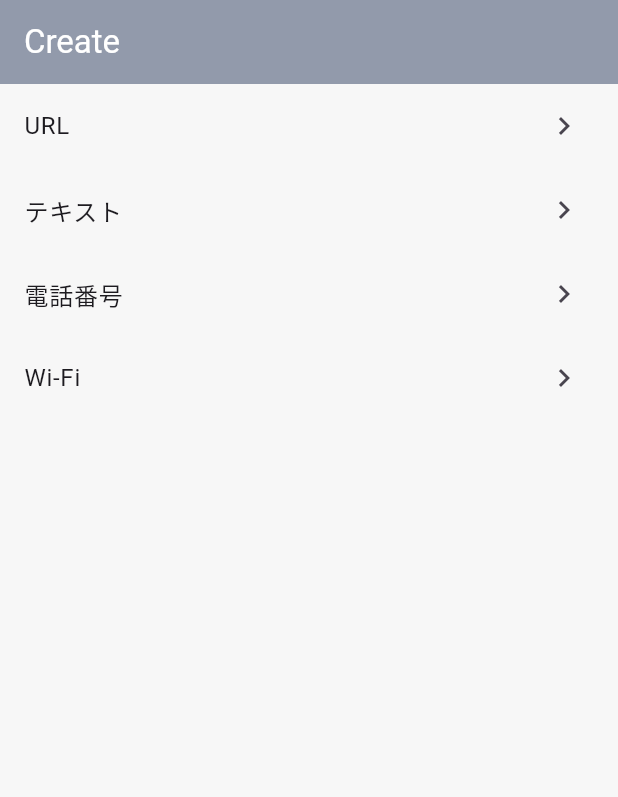
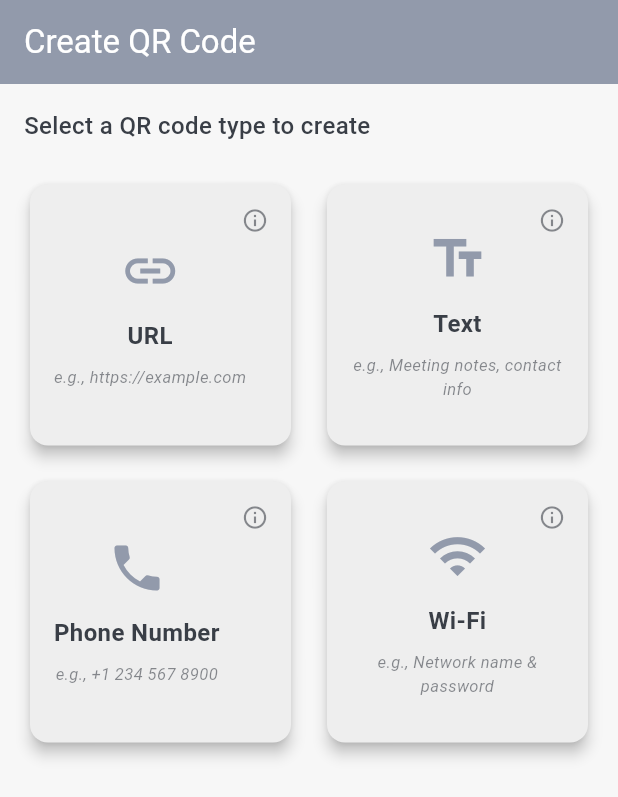
Before and after one commit to NaimiNafis/qr_scanner_app, a Flutter app: the CreatorScreen screen opened directly, on a phone screen of 412 x 824 dp. Shown: the top 797 px of the screen. Run offline on Flutter 3.47's test engine with Material 3 defaults, Android fonts, the phone set to English and light mode, and no system bars; our stand-ins replace flutter_colorpicker, image_picker, qr_flutter, share_plus, shared_preferences, sqflite; missing offline and left inert: mobile_scanner; accounts and stored records are empty.

Commit message:
feat(ui): redesign creator screen

```diff
--- a/lib/screens/creator/creator_screen.dart
+++ b/lib/screens/creator/creator_screen.dart
@@ -8,7 +8,32 @@ import '../../utils/app_colors.dart';
 import 'qr_input_screen.dart';
 
 class CreatorScreen extends StatelessWidget {
-  static const List<String> qrTypes = ['URL', 'テキスト', '電話番号', 'Wi-Fi'];
+  static const List<Map<String, dynamic>> qrTypes = [
+    {
+      'type': 'URL',
+      'icon': Icons.link,
+      'example': 'e.g., https://example.com',
+      'tooltip': 'Create QR codes that open websites or web apps when scanned'
+    },
+    {
+      'type': 'Text',
+      'icon': Icons.text_fields,
+      'example': 'e.g., Meeting notes, contact info',
+      'tooltip': 'Store plain text information in a QR code'
+    },
+    {
+      'type': 'Phone Number',
+      'icon': Icons.phone,
+      'example': 'e.g., +1 234 567 8900',
+      'tooltip': 'Generate a QR code that opens the phone dialer when scanned'
+    },
+    {
+      'type': 'Wi-Fi',
+      'icon': Icons.wifi,
+      'example': 'e.g., Network name & password',
+      'tooltip': 'Share Wi-Fi credentials via QR code for easy connection'
+    },
+  ];
 
   const CreatorScreen({super.key});
 
@@ -21,14 +46,57 @@ class CreatorScreen extends StatelessWidget {
       backgroundColor: AppColors.background,
       appBar: AppBar(
         backgroundColor: AppColors.primary,
-        title: Text('Create', style: TextStyle(color: AppColors.textLight)),
+        title: Text('Create QR Code', style: TextStyle(color: AppColors.textLight)),
         automaticallyImplyLeading: false,
       ),
-      body: ListView(
-        children: qrTypes.map((type) {
-          return ListTile(
-            title: Text(type),
-            trailing: const Icon(Icons.chevron_right),
+      body: Column(
+        crossAxisAlignment: CrossAxisAlignment.start,
+        children: [
+          // Instruction header
+          Padding(
+            padding: const EdgeInsets.fromLTRB(16, 16, 16, 8),
+            child: Text(
+              'Select a QR code type to create',
+              style: TextStyle(
+                fontSize: 16,
+                color: AppColors.textDark,
+                fontWeight: FontWeight.w500,
+              ),
+            ),
+          ),
+          // Grid of options
+          Expanded(
+            child: Padding(
+              padding: const EdgeInsets.all(16.0),
+              child: GridView.count(
+                crossAxisCount: 2,
+                mainAxisSpacing: 16.0,
+                crossAxisSpacing: 16.0,
+                children: qrTypes.map((typeInfo) {
+                  return _buildTypeCard(
+                    context,
+                    typeInfo['type'],
+                    typeInfo['icon'],
+                    typeInfo['example'],
+                    typeInfo['tooltip'],
+                  );
+                }).toList(),
+              ),
+            ),
+          ),
+        ],
+      ),
+    );
+  }
+
+  Widget _buildTypeCard(
+    BuildContext context,
+    String type,
+    IconData icon,
+    String example,
+    String tooltip,
+  ) {
+    return InkWell(
       onTap: () {
         Navigator.push(
           context,
@@ -37,8 +105,96 @@ class CreatorScreen extends StatelessWidget {
           ),
         );
       },
+      child: Card(
+        elevation: 4,
+        shape: RoundedRectangleBorder(
+          borderRadius: BorderRadius.circular(12),
+        ),
+        color: AppColors.cardBackground,
+        child: Stack(
+          children: [
+            // Main card content
+            Padding(
+              padding: const EdgeInsets.all(16.0),
+              child: Column(
+                mainAxisAlignment: MainAxisAlignment.center,
+                crossAxisAlignment: CrossAxisAlignment.center,
+                children: [
+                  Icon(
+                    icon,
+                    size: 40,
+                    color: AppColors.primary,
+                  ),
+                  const SizedBox(height: 12),
+                  Text(
+                    type,
+                    style: TextStyle(
+                      fontSize: 16,
+                      fontWeight: FontWeight.bold,
+                      color: AppColors.textDark,
+                    ),
+                    textAlign: TextAlign.center,
+                  ),
+                  const SizedBox(height: 8),
+                  Text(
+                    example,
+                    style: TextStyle(
+                      fontSize: 11,
+                      fontStyle: FontStyle.italic,
+                      color: AppColors.textMuted,
+                    ),
+                    textAlign: TextAlign.center,
+                  ),
+                ],
+              ),
+            ),
+
+            // Tooltip button
+            Positioned(
+              top: 0,
+              right: 0,
+              child: IconButton(
+                icon: Icon(
+                  Icons.info_outline,
+                  size: 18,
+                  color: AppColors.textMuted,
+                ),
+                onPressed: () {
+                  _showTooltip(context, type, tooltip);
+                },
+              ),
+            ),
+          ],
+        ),
+      ),
     );
-        }).toList(),
+  }
+
+  void _showTooltip(BuildContext context, String title, String message) {
+    showDialog(
+      context: context,
+      builder: (context) => AlertDialog(
+        title: Text(title),
+        content: Text(message),
+        backgroundColor: AppColors.cardBackground,
+        titleTextStyle: TextStyle(
+          color: AppColors.primary,
+          fontWeight: FontWeight.bold,
+          fontSize: 18,
+        ),
+        contentTextStyle: TextStyle(
+          color: AppColors.textDark,
+          fontSize: 14,
+        ),
+        actions: [
+          TextButton(
+            child: Text(
+              'Got it',
+              style: TextStyle(color: AppColors.primary),
+            ),
+            onPressed: () => Navigator.of(context).pop(),
+          ),
+        ],
       ),
     );
   }
```
Lines whose indentation alone changed are shown as unchanged.
